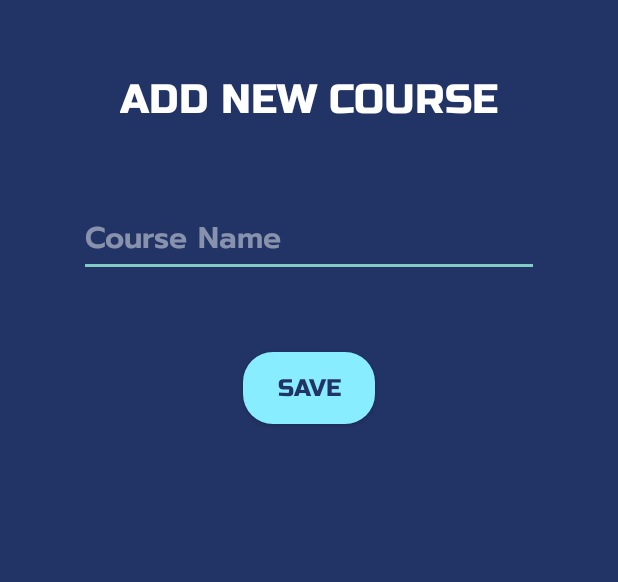
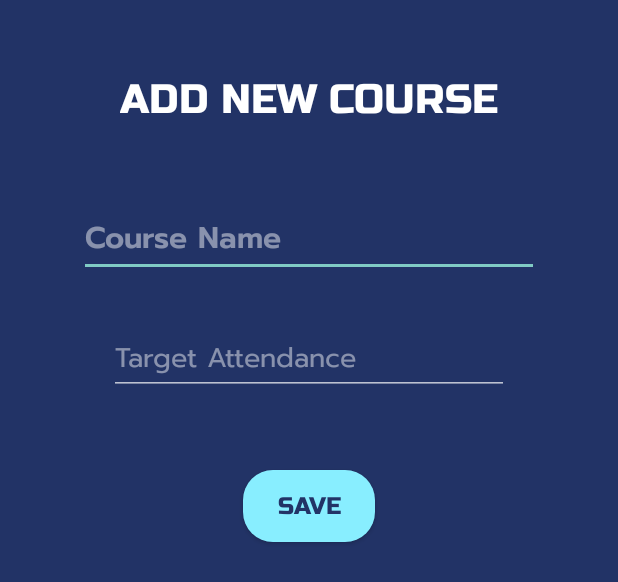
Before and after one commit to killerninjacat/AcademEase, an Android app: the layout new_attendance.xml on its own in the app's theme, with its tools: preview values and no code run, on a phone screen of 412 x 824 dp. Shown: the top 582 px of the screen. Run offline under Robolectric (Android 15) with nearby library versions, the phone set to English and light mode, and no system bars.

```diff
--- a/app/src/main/AndroidManifest.xml
+++ b/app/src/main/AndroidManifest.xml
@@ -31,15 +31,19 @@
 
         <activity
             android:name=".activities.CalendarActivity"
+            android:screenOrientation="nosensor"
             android:exported="false" />
         <activity
             android:name=".activities.AttendanceActivity"
+            android:screenOrientation="nosensor"
             android:exported="false" />
         <activity
             android:name=".activities.TimetableActivity"
+            android:screenOrientation="nosensor"
             android:exported="false" />
         <activity
             android:name=".activities.NotesActivity"
+            android:screenOrientation="nosensor"
             android:exported="false" />
         <activity
             android:name=".activities.WhiteboardActivity"
@@ -47,6 +51,7 @@
             android:exported="false" />
         <activity
             android:name=".activities.MainActivity"
+            android:screenOrientation="nosensor"
             android:exported="true">
             <intent-filter>
                 <action android:name="android.intent.action.MAIN" />
--- a/app/src/main/res/layout/activity_main.xml
+++ b/app/src/main/res/layout/activity_main.xml
@@ -13,7 +13,8 @@
         android:layout_height="wrap_content"
         android:layout_marginTop="70dp"
         android:fontFamily="@font/slackey"
-        android:text="Hello, Nithin!"
+        android:text="Hello, User!"
+        android:longClickable="true"
         android:textAlignment="center"
         android:textColor="@color/black"
         android:textSize="40sp"
--- a/app/src/main/res/layout/new_attendance.xml
+++ b/app/src/main/res/layout/new_attendance.xml
@@ -17,7 +17,7 @@
         android:inputType="text"
         android:textColor="@color/white"
         android:textColorHint="#77ffffff"
-        android:textSize="20dp"
+        android:textSize="20sp"
         app:layout_constraintEnd_toEndOf="parent"
         app:layout_constraintStart_toStartOf="parent"
         app:layout_constraintTop_toBottomOf="@+id/newAtt" />
@@ -27,14 +27,14 @@
         android:layout_width="wrap_content"
         android:layout_height="wrap_content"
         android:layout_marginTop="50dp"
+        android:background="@drawable/lightblue_rounded"
+        android:fontFamily="@font/russo_one"
         android:text="Save"
+        android:textColor="#223366"
         android:textSize="16dp"
-        android:textColor="#223366"
-        android:fontFamily="@font/russo_one"
-        android:background="@drawable/lightblue_rounded"
         app:layout_constraintEnd_toEndOf="parent"
         app:layout_constraintStart_toStartOf="parent"
-        app:layout_constraintTop_toBottomOf="@+id/new_subject_box" />
+        app:layout_constraintTop_toBottomOf="@+id/target_box" />
 
     <TextView
         android:id="@+id/newAtt"
@@ -49,4 +49,20 @@
         app:layout_constraintEnd_toEndOf="parent"
         app:layout_constraintStart_toStartOf="parent"
         app:layout_constraintTop_toTopOf="parent" />
+
+    <EditText
+        android:id="@+id/target_box"
+        android:layout_width="wrap_content"
+        android:layout_height="wrap_content"
+        android:layout_marginTop="30dp"
+        android:ems="10"
+        android:fontFamily="@font/prompt"
+        android:hint="Target Attendance"
+        android:textColorHint="#77ffffff"
+        android:inputType="number"
+        android:textColor="@color/white"
+        android:textSize="18sp"
+        app:layout_constraintEnd_toEndOf="parent"
+        app:layout_constraintStart_toStartOf="parent"
+        app:layout_constraintTop_toBottomOf="@+id/new_subject_box" />
 </androidx.constraintlayout.widget.ConstraintLayout>
```
Also changed, not shown: app/src/main/java/com/example/studentcompanion/UpcomingClassesWidget.java (+4 -6 lines), app/src/main/java/com/example/studentcompanion/activities/AttendanceActivity.java (+28 -8 lines), app/src/main/java/com/example/studentcompanion/activities/CalendarActivity.java (+51 -19 lines), app/src/main/java/com/example/studentcompanion/activities/MainActivity.java (+8 -0 lines).
